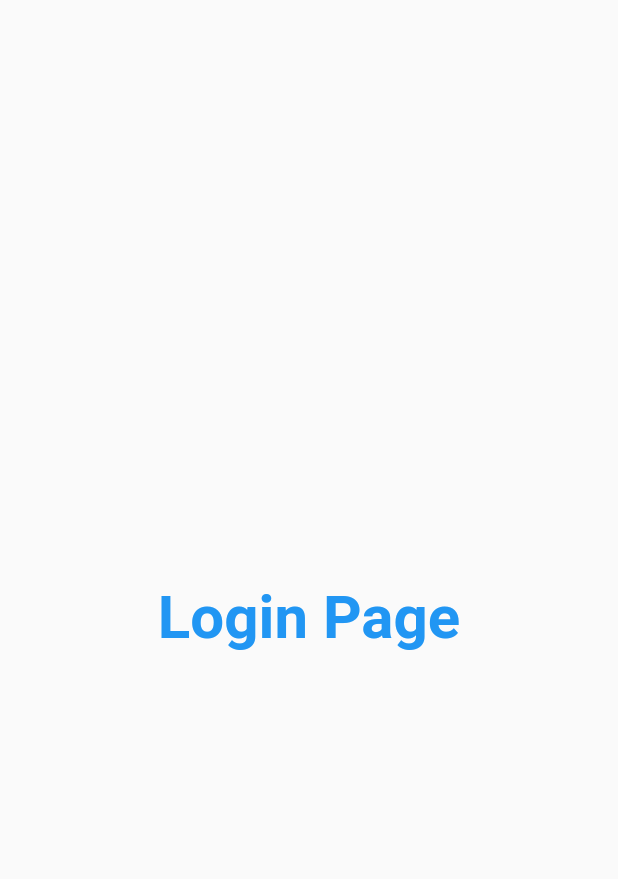
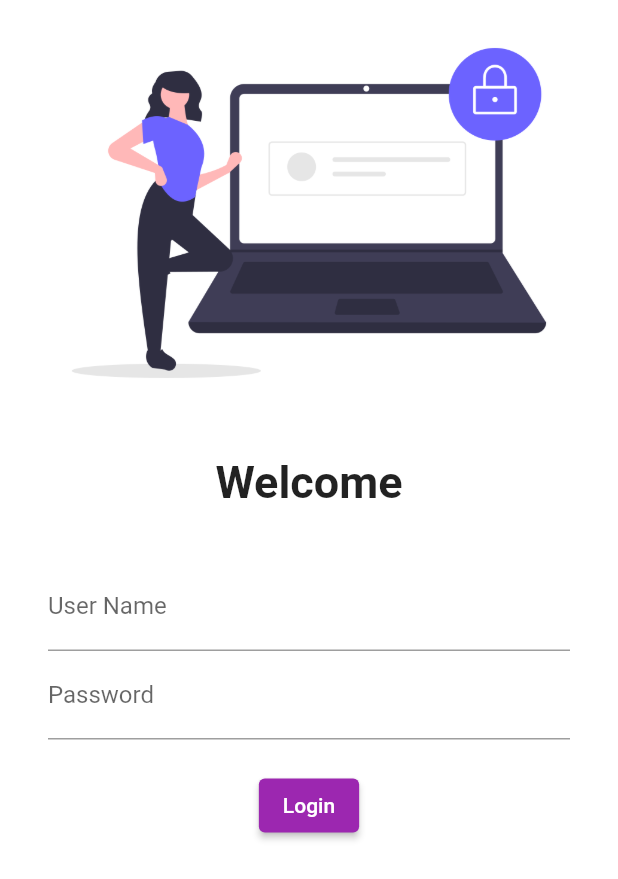
Before and after one commit to HelloShiv/learning_Flutter, a Flutter app: the screen it shows after launch, on a phone screen of 412 x 824 dp. Shown: the top 879 px of the screen. Run offline on Flutter 3.47's test engine with Material 2 defaults, Android fonts, the phone set to English and light mode, and no system bars.

Commit message:
Day4 login page

```diff
--- a/lib/main.dart
+++ b/lib/main.dart
@@ -16,7 +16,9 @@ class MyApp extends StatelessWidget {
       themeMode: ThemeMode.light,
 
       // Below theme is for light shade
-      theme: ThemeData(primarySwatch: Colors.purple,
+      theme: ThemeData(
+
+        primarySwatch: Colors.purple,
       ),
       darkTheme: ThemeData(brightness: Brightness.dark,
       primarySwatch: Colors.deepOrange,
--- a/lib/pages/login_page.dart
+++ b/lib/pages/login_page.dart
@@ -7,10 +7,58 @@ class LoginPage extends StatelessWidget {
   @override
   Widget build(BuildContext context) {
     return  Material(
+      color: Colors.white,
+      child: Column(
+        children: [
+        Image.asset('assests/images/login_image.png',
+        fit: BoxFit.cover,
+        ),
+        const SizedBox(
+          height: 20.0,
 
-      child: Center(
-        child: Text("Login Page",style: TextStyle(fontSize: 40,color: Colors.blue,fontWeight: FontWeight.bold),),
-      )
+        ),
+        const Text("Welcome",style: TextStyle(fontSize: 30,fontWeight: FontWeight.bold),),
+        const SizedBox(
+          height: 20.0,
+        ),
+        Padding(
+          padding: const EdgeInsets.symmetric(vertical:16.0,horizontal:32.0),
+          child: Column(
+
+            children: [
+              TextFormField(
+                decoration: const InputDecoration(
+                  hintText: "Enter User Name",
+                  labelText: "User Name"
+                ),
+              ),
+               TextFormField(
+                 obscureText: true,
+                 decoration: const InputDecoration(
+                 hintText: "Enter Password here",
+                 labelText: "Password"
+         ),
+
+        ),
+        const SizedBox(
+          height: 20.0,
+        ),
+        ElevatedButton(
+          onPressed:() {
+             print("Hi there");
+          },
+          child: const Text("Login"),
+          ),
+
+
+            ],
+          ),
+        ),
+
+
+        ],
+
+      ),
     );
   }
 }
--- a/pubspec.yaml
+++ b/pubspec.yaml
@@ -35,6 +35,7 @@ dependencies:
   # Use with the CupertinoIcons class for iOS style icons.
   cupertino_icons: ^1.0.2
 
+
 dev_dependencies:
   flutter_test:
     sdk: flutter
@@ -58,7 +59,8 @@ flutter:
   uses-material-design: true
 
   # To add assets to your application, add an assets section, like this:
-  # assets:
+  assets:
+  - assests/images/
   #   - images/a_dot_burr.jpeg
   #   - images/a_dot_ham.jpeg
 
```
Also changed, not shown: assests/images/login_image.png (added).
